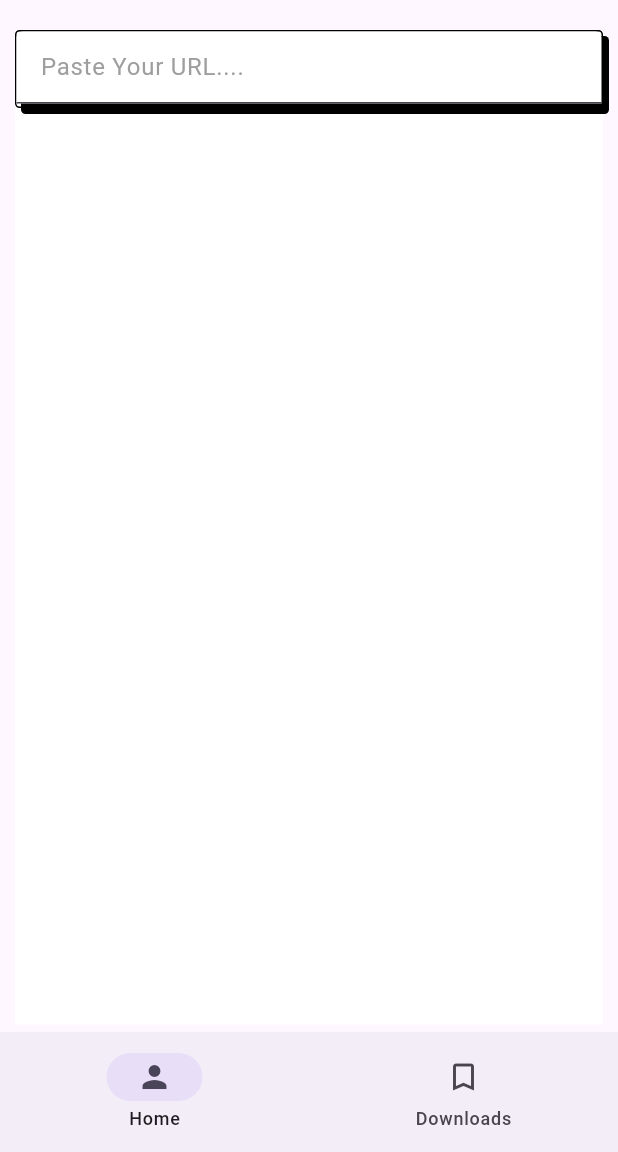
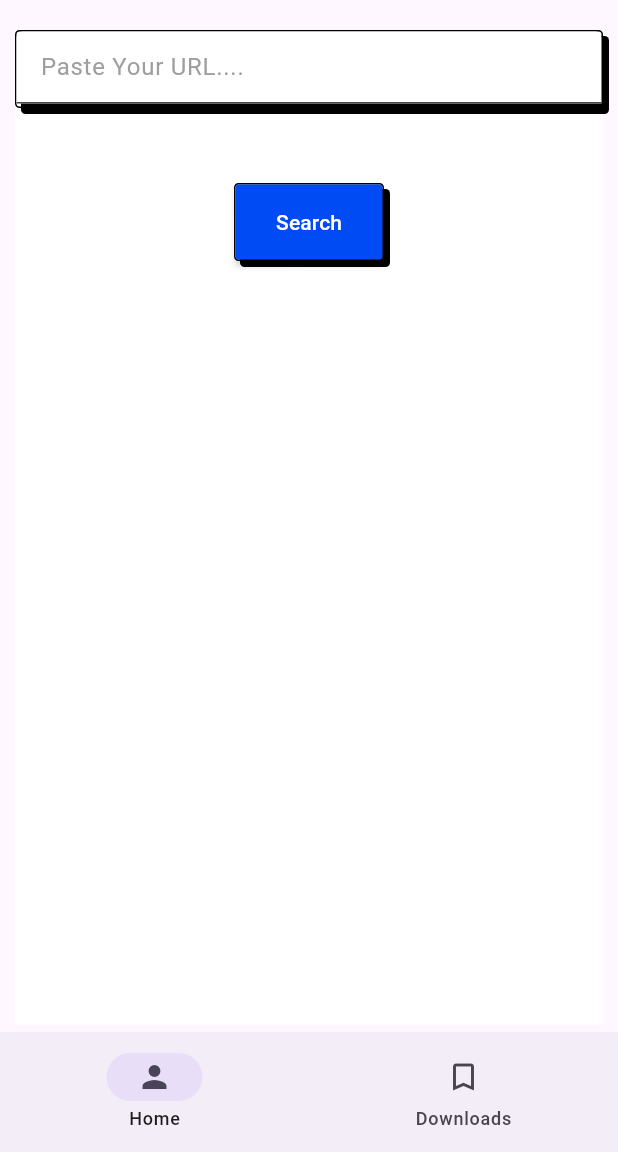
Before and after one commit to anshyyy/Vidloader, a Flutter app: the screen it shows after launch, on a phone screen of 412 x 824 dp, the part 84-1236 px from its top. Run offline on Flutter 3.47's test engine with Material 2 defaults, Android fonts, the light colour scheme and no system bars.

Commit message:
search button

```diff
--- a/lib/views/search.dart
+++ b/lib/views/search.dart
@@ -41,6 +41,38 @@ class Search extends StatelessWidget {
                 ),
               ),
             ),
+            const SizedBox(
+              height: 50,
+            ),
+            Container(
+                width: 100,
+                decoration: BoxDecoration(
+                  borderRadius: BorderRadius.circular(3),
+                  border: Border.all(
+                    color: Colors.black,
+                    width: 1,
+                  ),
+                  boxShadow: const [
+                    BoxShadow(
+                      color: Colors.black,
+                      blurRadius: 0,
+                      offset: Offset(4, 4),
+                    ),
+                  ],
+                ),
+                child: SizedBox(
+                  height: 50,
+                  child: MaterialButton(
+                    onPressed: () {},
+                    color: const Color(0xff014bf4),
+                    child: const Center(
+                      child: Text(
+                        "Search",
+                        style: TextStyle(color: Colors.white),
+                      ),
+                    ),
+                  ),
+                ))
           ],
         ),
       ),
```
Also changed, not shown: pubspec.yaml (+0 -30 lines), 1 other file.
